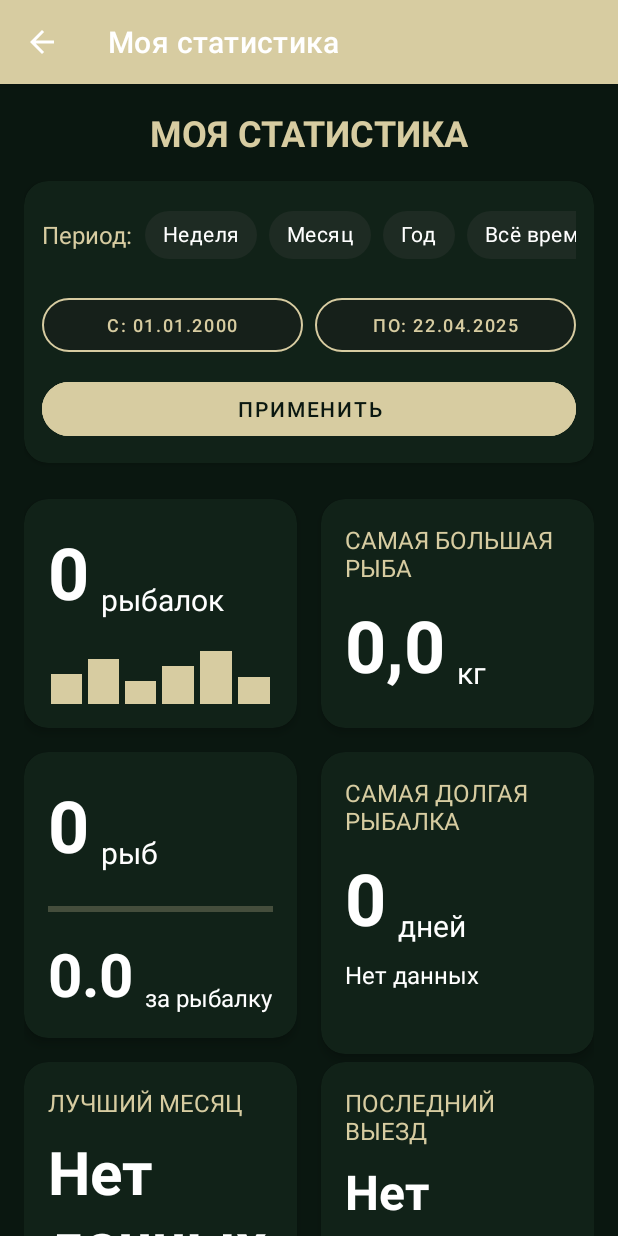
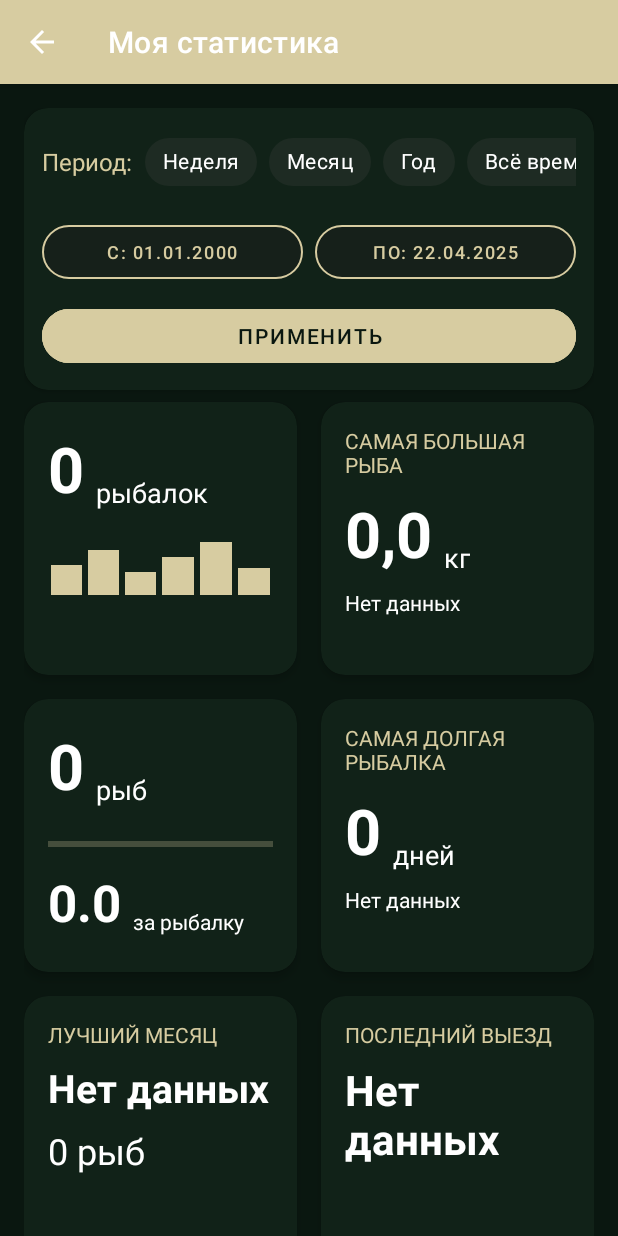
Before and after one commit to VyacheslavQA/Drift_Notes, an Android app built with Jetpack Compose: the screen it shows after launch once a user with an empty profile is signed in (StatsActivity), on a phone screen of 412 x 824 dp. Run offline under Robolectric (Android 15) with nearby library versions, the phone set to English and light mode, and no system bars; our stand-ins replace Firebase (no records; nobody signed in at launch, a user with empty details on screens opened directly); pictures from the network do not load.

Commit message:
статистика в моей статистике готово

```diff
--- a/app/src/main/java/com/example/driftnotes/stats/StatsActivity.kt
+++ b/app/src/main/java/com/example/driftnotes/stats/StatsActivity.kt
@@ -42,6 +42,22 @@ class StatsActivity : AppCompatActivity() {
 
     // Текущий тип фильтра
     private var currentFilterType = "all_time"
+
+    // Карта месяцев в именительном падеже
+    private val monthsInNominative = mapOf(
+        0 to "Январь",
+        1 to "Февраль",
+        2 to "Март",
+        3 to "Апрель",
+        4 to "Май",
+        5 to "Июнь",
+        6 to "Июль",
+        7 to "Август",
+        8 to "Сентябрь",
+        9 to "Октябрь",
+        10 to "Ноябрь",
+        11 to "Декабрь"
+    )
 
     override fun onCreate(savedInstanceState: Bundle?) {
         super.onCreate(savedInstanceState)
@@ -303,6 +319,7 @@ class StatsActivity : AppCompatActivity() {
         try {
             // Блок "Всего рыбалок"
             binding.textViewTotalTripsValue.text = stats.totalFishingTrips.toString()
+            binding.textViewTotalTripsLabel.text = getFishingTripsText(stats.totalFishingTrips)
 
             // Блок "Поймано рыб и среднее"
             binding.textViewTotalFishValue.text = stats.totalFishCaught.toString()
@@ -323,12 +340,12 @@ class StatsActivity : AppCompatActivity() {
             stats.biggestFish?.let { biggestFish ->
                 binding.textViewBiggestFishValue.text = decimalFormat.format(biggestFish.weight)
                 binding.textViewBiggestFishDate.text = formatDate(biggestFish.date)
-                binding.textViewBiggestFishLocation.text = biggestFish.location
+
             } ?: run {
                 // Если нет данных о самой большой рыбе
                 binding.textViewBiggestFishValue.text = "0,0"
                 binding.textViewBiggestFishDate.text = "Нет данных"
-                binding.textViewBiggestFishLocation.text = ""
+
             }
 
             // Блок "Самая долгая рыбалка"
@@ -353,10 +370,8 @@ class StatsActivity : AppCompatActivity() {
 
             // Блок "Лучший месяц"
             stats.bestMonth?.let { bestMonth ->
-                // Получаем название месяца
-                val calendar = Calendar.getInstance()
-                calendar.set(Calendar.MONTH, bestMonth.month - 1) // -1 т.к. месяц начинается с 0
-                val monthName = monthFormat.format(calendar.time).capitalize()
+                // Получаем название месяца в именительном падеже
+                val monthName = getMonthInNominative(bestMonth.month - 1)
 
                 binding.textViewBestMonthValue.text = monthName
                 binding.textViewBestMonthCount.text = "${bestMonth.fishCount} ${getFishText(bestMonth.fishCount)}"
@@ -389,6 +404,13 @@ class StatsActivity : AppCompatActivity() {
     }
 
     /**
+     * Получает месяц в именительном падеже по индексу
+     */
+    private fun getMonthInNominative(monthIndex: Int): String {
+        return monthsInNominative[monthIndex] ?: "Неизвестный месяц"
+    }
+
+    /**
      * Форматирует дату в формате "31 декабря"
      */
     private fun formatDate(date: Date): String {
@@ -414,6 +436,17 @@ class StatsActivity : AppCompatActivity() {
             count % 10 == 1 && count % 100 != 11 -> "рыба"
             count % 10 in 2..4 && (count % 100 < 10 || count % 100 > 20) -> "рыбы"
             else -> "рыб"
+        }
+    }
+
+    /**
+     * Возвращает правильную форму слова "рыбалка" в зависимости от количества
+     */
+    private fun getFishingTripsText(count: Int): String {
+        return when {
+            count % 10 == 1 && count % 100 != 11 -> "рыбалка"
+            count % 10 in 2..4 && (count % 100 < 10 || count % 100 > 20) -> "рыбалки"
+            else -> "рыбалок"
         }
     }
 
@@ -502,17 +535,6 @@ class StatsActivity : AppCompatActivity() {
             .into(imageView)
     }
 
-    /**
-     * Расширение для капитализации первой буквы строки
-     */
-    private fun String.capitalize(): String {
-        return if (this.isNotEmpty()) {
-            this.substring(0, 1).uppercase() + this.substring(1)
-        } else {
-            this
-        }
-    }
-
     override fun onOptionsItemSelected(item: MenuItem): Boolean {
         if (item.itemId == android.R.id.home) {
             // Возвращаемся назад с анимацией
--- a/app/src/main/res/layout/activity_stats.xml
+++ b/app/src/main/res/layout/activity_stats.xml
@@ -12,37 +12,16 @@
         android:layout_height="wrap_content"
         android:padding="16dp">
 
-        <!-- Заголовок с кнопками фильтра -->
-        <LinearLayout
-            android:id="@+id/layoutTitle"
-            android:layout_width="match_parent"
-            android:layout_height="wrap_content"
-            android:orientation="vertical"
-            app:layout_constraintEnd_toEndOf="parent"
-            app:layout_constraintStart_toStartOf="parent"
-            app:layout_constraintTop_toTopOf="parent">
-
-            <TextView
-                android:id="@+id/textViewTitle"
-                android:layout_width="wrap_content"
-                android:layout_height="wrap_content"
-                android:layout_gravity="center_horizontal"
-                android:text="МОЯ СТАТИСТИКА"
-                android:textColor="@color/primary"
-                android:textSize="24sp"
-                android:textStyle="bold"
-                android:layout_marginBottom="8dp" />
-
         <!-- Панель с фильтрами по дате -->
         <androidx.cardview.widget.CardView
             android:id="@+id/cardViewDateFilter"
             android:layout_width="match_parent"
             android:layout_height="wrap_content"
-                android:layout_marginTop="8dp"
             android:layout_marginBottom="16dp"
             app:cardBackgroundColor="@color/surface"
             app:cardCornerRadius="16dp"
-                app:cardElevation="2dp">
+            app:cardElevation="2dp"
+            app:layout_constraintTop_toTopOf="parent">
 
             <LinearLayout
                 android:layout_width="match_parent"
@@ -149,13 +128,12 @@
                     android:textColor="@color/on_primary" />
             </LinearLayout>
         </androidx.cardview.widget.CardView>
-        </LinearLayout>
 
         <!-- Блок "Всего рыбалок" -->
         <androidx.cardview.widget.CardView
             android:id="@+id/cardTotalTrips"
             android:layout_width="0dp"
-            android:layout_height="wrap_content"
+            android:layout_height="0dp"
             android:layout_marginTop="8dp"
             android:layout_marginEnd="8dp"
             app:cardBackgroundColor="@color/surface"
@@ -163,7 +141,8 @@
             app:cardElevation="4dp"
             app:layout_constraintEnd_toStartOf="@+id/guideline"
             app:layout_constraintStart_toStartOf="parent"
-            app:layout_constraintTop_toBottomOf="@+id/layoutTitle">
+            app:layout_constraintTop_toBottomOf="@+id/cardViewDateFilter"
+            app:layout_constraintDimensionRatio="1:1">
 
             <androidx.constraintlayout.widget.ConstraintLayout
                 android:layout_width="match_parent"
@@ -174,13 +153,12 @@
                     android:id="@+id/textViewTotalTripsValue"
                     android:layout_width="wrap_content"
                     android:layout_height="wrap_content"
-                    android:text="35"
+                    android:text="4"
                     android:textColor="@color/white"
-                    android:textSize="48sp"
+                    android:textSize="42sp"
                     android:textStyle="bold"
                     app:layout_constraintStart_toStartOf="parent"
-                    app:layout_constraintTop_toTopOf="parent"
-                    tools:text="35" />
+                    app:layout_constraintTop_toTopOf="parent" />
 
                 <TextView
                     android:id="@+id/textViewTotalTripsLabel"
@@ -189,7 +167,7 @@
                     android:layout_marginStart="8dp"
                     android:text="рыбалок"
                     android:textColor="@color/white"
-                    android:textSize="20sp"
+                    android:textSize="18sp"
                     app:layout_constraintBottom_toBottomOf="@+id/textViewTotalTripsValue"
                     app:layout_constraintStart_toEndOf="@+id/textViewTotalTripsValue" />
 
@@ -273,7 +251,7 @@
                     android:layout_height="wrap_content"
                     android:text="САМАЯ БОЛЬШАЯ РЫБА"
                     android:textColor="@color/primary"
-                    android:textSize="16sp"
+                    android:textSize="14sp"
                     app:layout_constraintStart_toStartOf="parent"
                     app:layout_constraintTop_toTopOf="parent" />
 
@@ -282,13 +260,12 @@
                     android:layout_width="wrap_content"
                     android:layout_height="wrap_content"
                     android:layout_marginTop="8dp"
-                    android:text="12,0"
+                    android:text="7,6"
                     android:textColor="@color/white"
-                    android:textSize="48sp"
+                    android:textSize="42sp"
                     android:textStyle="bold"
                     app:layout_constraintStart_toStartOf="parent"
-                    app:layout_constraintTop_toBottomOf="@+id/textViewBiggestFishTitle"
-                    tools:text="12,0" />
+                    app:layout_constraintTop_toBottomOf="@+id/textViewBiggestFishTitle" />
 
                 <TextView
                     android:id="@+id/textViewBiggestFishWeight"
@@ -297,7 +274,7 @@
                     android:layout_marginStart="8dp"
                     android:text="кг"
                     android:textColor="@color/white"
-                    android:textSize="20sp"
+                    android:textSize="18sp"
                     app:layout_constraintBottom_toBottomOf="@+id/textViewBiggestFishValue"
                     app:layout_constraintStart_toEndOf="@+id/textViewBiggestFishValue" />
 
@@ -308,22 +285,10 @@
                     android:layout_marginTop="8dp"
                     android:text="22 июня"
                     android:textColor="@color/white"
-                    android:textSize="16sp"
+                    android:textSize="14sp"
                     app:layout_constraintStart_toStartOf="parent"
-                    app:layout_constraintTop_toBottomOf="@+id/textViewBiggestFishValue"
-                    tools:text="22 июня" />
+                    app:layout_constraintTop_toBottomOf="@+id/textViewBiggestFishValue" />
 
-                <TextView
-                    android:id="@+id/textViewBiggestFishLocation"
-                    android:layout_width="wrap_content"
-                    android:layout_height="wrap_content"
-                    android:layout_marginTop="4dp"
-                    android:text="оз. Балхаш"
-                    android:textColor="@color/white"
-                    android:textSize="16sp"
-                    app:layout_constraintStart_toStartOf="parent"
-                    app:layout_constraintTop_toBottomOf="@+id/textViewBiggestFishDate"
-                    tools:text="оз. Балхаш" />
             </androidx.constraintlayout.widget.ConstraintLayout>
         </androidx.cardview.widget.CardView>
 
@@ -331,7 +296,7 @@
         <androidx.cardview.widget.CardView
             android:id="@+id/cardFishCount"
             android:layout_width="0dp"
-            android:layout_height="wrap_content"
+            android:layout_height="0dp"
             android:layout_marginTop="16dp"
             android:layout_marginEnd="8dp"
             app:cardBackgroundColor="@color/surface"
@@ -339,7 +304,8 @@
             app:cardElevation="4dp"
             app:layout_constraintEnd_toStartOf="@+id/guideline"
             app:layout_constraintStart_toStartOf="parent"
-            app:layout_constraintTop_toBottomOf="@+id/cardTotalTrips">
+            app:layout_constraintTop_toBottomOf="@+id/cardTotalTrips"
+            app:layout_constraintDimensionRatio="1:1">
 
             <androidx.constraintlayout.widget.ConstraintLayout
                 android:layout_width="match_parent"
@@ -350,13 +316,12 @@
                     android:id="@+id/textViewTotalFishValue"
                     android:layout_width="wrap_content"
                     android:layout_height="wrap_content"
-                    android:text="36"
+                    android:text="5"
                     android:textColor="@color/white"
-                    android:textSize="48sp"
+                    android:textSize="42sp"
                     android:textStyle="bold"
                     app:layout_constraintStart_toStartOf="parent"
-                    app:layout_constraintTop_toTopOf="parent"
-                    tools:text="36" />
+                    app:layout_constraintTop_toTopOf="parent" />
 
                 <TextView
                     android:id="@+id/textViewTotalFishLabel"
@@ -365,7 +330,7 @@
                     android:layout_marginStart="8dp"
                     android:text="рыб"
                     android:textColor="@color/white"
-                    android:textSize="20sp"
+                    android:textSize="18sp"
                     app:layout_constraintBottom_toBottomOf="@+id/textViewTotalFishValue"
                     app:layout_constraintStart_toEndOf="@+id/textViewTotalFishValue" />
 
@@ -385,13 +350,12 @@
                     android:layout_width="wrap_content"
                     android:layout_height="wrap_content"
                     android:layout_marginTop="8dp"
-                    android:text="1,0"
+                    android:text="1,2"
                     android:textColor="@color/white"
-                    android:textSize="40sp"
+                    android:textSize="34sp"
                     android:textStyle="bold"
                     app:layout_constraintStart_toStartOf="parent"
-                    app:layout_constraintTop_toBottomOf="@+id/progressBarFish"
-                    tools:text="1,0" />
+                    app:layout_constraintTop_toBottomOf="@+id/progressBarFish" />
 
                 <TextView
                     android:id="@+id/textViewAverageFishLabel"
@@ -400,7 +364,7 @@
                     android:layout_marginStart="8dp"
                     android:text="за рыбалку"
                     android:textColor="@color/white"
-                    android:textSize="16sp"
+                    android:textSize="14sp"
                     app:layout_constraintBottom_toBottomOf="@+id/textViewAverageFishValue"
                     app:layout_constraintStart_toEndOf="@+id/textViewAverageFishValue" />
             </androidx.constraintlayout.widget.ConstraintLayout>
@@ -410,11 +374,12 @@
         <androidx.cardview.widget.CardView
             android:id="@+id/cardLongestTrip"
             android:layout_width="0dp"
-            android:layout_height="wrap_content"
+            android:layout_height="0dp"
             android:layout_marginStart="8dp"
             app:cardBackgroundColor="@color/surface"
             app:cardCornerRadius="16dp"
             app:cardElevation="4dp"
+            app:layout_constraintBottom_toBottomOf="@+id/cardFishCount"
             app:layout_constraintEnd_toEndOf="parent"
             app:layout_constraintStart_toStartOf="@+id/guideline"
             app:layout_constraintTop_toTopOf="@+id/cardFishCount">
@@ -430,7 +395,7 @@
                     android:layout_height="wrap_content"
                     android:text="САМАЯ ДОЛГАЯ РЫБАЛКА"
                     android:textColor="@color/primary"
-                    android:textSize="16sp"
+                    android:textSize="14sp"
                     app:layout_constraintStart_toStartOf="parent"
                     app:layout_constraintTop_toTopOf="parent" />
 
@@ -441,11 +406,10 @@
                     android:layout_marginTop="8dp"
                     android:text="0"
                     android:textColor="@color/white"
-                    android:textSize="48sp"
+                    android:textSize="42sp"
                     android:textStyle="bold"
                     app:layout_constraintStart_toStartOf="parent"
-                    app:layout_constraintTop_toBottomOf="@+id/textViewLongestTripTitle"
-                    tools:text="0" />
+                    app:layout_constraintTop_toBottomOf="@+id/textViewLongestTripTitle" />
 
                 <TextView
                     android:id="@+id/textViewLongestTripDays"
@@ -454,7 +418,7 @@
                     android:layout_marginStart="8dp"
                     android:text="дней"
                     android:textColor="@color/white"
-                    android:textSize="20sp"
+                    android:textSize="18sp"
                     app:layout_constraintBottom_toBottomOf="@+id/textViewLongestTripValue"
                     app:layout_constraintStart_toEndOf="@+id/textViewLongestTripValue" />
 
@@ -465,10 +429,9 @@
                     android:layout_marginTop="8dp"
                     android:text="Нет данных"
                     android:textColor="@color/white"
-                    android:textSize="16sp"
+                    android:textSize="14sp"
                     app:layout_constraintStart_toStartOf="parent"
-                    app:layout_constraintTop_toBottomOf="@+id/textViewLongestTripValue"
-                    tools:text="Нет данных" />
+                    app:layout_constraintTop_toBottomOf="@+id/textViewLongestTripValue" />
 
                 <TextView
                     android:id="@+id/textViewLongestTripLocation"
@@ -477,7 +440,7 @@
                     android:layout_marginTop="4dp"
                     android:text=""
                     android:textColor="@color/white"
-                    android:textSize="16sp"
+                    android:textSize="14sp"
                     app:layout_constraintStart_toStartOf="parent"
                     app:layout_constraintTop_toBottomOf="@+id/textViewLongestTripDate" />
             </androidx.constraintlayout.widget.ConstraintLayout>
@@ -487,7 +450,7 @@
         <androidx.cardview.widget.CardView
             android:id="@+id/cardBestMonth"
             android:layout_width="0dp"
-            android:layout_height="wrap_content"
+            android:layout_height="0dp"
             android:layout_marginTop="16dp"
             android:layout_marginEnd="8dp"
             app:cardBackgroundColor="@color/surface"
@@ -495,7 +458,8 @@
             app:cardElevation="4dp"
             app:layout_constraintEnd_toStartOf="@+id/guideline"
             app:layout_constraintStart_toStartOf="parent"
-            app:layout_constraintTop_toBottomOf="@+id/cardFishCount">
+            app:layout_constraintTop_toBottomOf="@+id/cardFishCount"
+            app:layout_constraintDimensionRatio="1:1">
 
             <androidx.constraintlayout.widget.ConstraintLayout
                 android:layout_width="match_parent"
@@ -508,7 +472,7 @@
                     android:layout_height="wrap_content"
                     android:text="ЛУЧШИЙ МЕСЯЦ"
                     android:textColor="@color/primary"
-                    android:textSize="16sp"
+                    android:textSize="14sp"
                     app:layout_constraintStart_toStartOf="parent"
                     app:layout_constraintTop_toTopOf="parent" />
 
@@ -519,23 +483,21 @@
                     android:layout_marginTop="8dp"
                     android:text="Апрель"
                     android:textColor="@color/white"
-                    android:textSize="40sp"
+                    android:textSize="26sp"
                     android:textStyle="bold"
                     app:layout_constraintStart_toStartOf="parent"
-                    app:layout_constraintTop_toBottomOf="@+id/textViewBestMonthTitle"
-                    tools:text="Апрель" />
+                    app:layout_constraintTop_toBottomOf="@+id/textViewBestMonthTitle" />
 
                 <TextView
                     android:id="@+id/textViewBestMonthCount"
                     android:layout_width="wrap_content"
                     android:layout_height="wrap_content"
                     android:layout_marginTop="8dp"
-                    android:text="36 рыб"
+                    android:text="5 рыб"
                     android:textColor="@color/white"
-                    android:textSize="16sp"
+                    android:textSize="24sp"
                     app:layout_constraintStart_toStartOf="parent"
-                    app:layout_constraintTop_toBottomOf="@+id/textViewBestMonthValue"
-                    tools:text="36 рыб" />
+                    app:layout_constraintTop_toBottomOf="@+id/textViewBestMonthValue" />
             </androidx.constraintlayout.widget.ConstraintLayout>
         </androidx.cardview.widget.CardView>
 
@@ -564,7 +526,7 @@
                     android:layout_height="wrap_content"
                     android:text="ПОСЛЕДНИЙ ВЫЕЗД"
                     android:textColor="@color/primary"
-                    android:textSize="16sp"
+                    android:textSize="14sp"
                     app:layout_constraintStart_toStartOf="parent"
                     app:layout_constraintTop_toTopOf="parent" />
 
@@ -573,13 +535,12 @@
                     android:layout_width="wrap_content"
                     android:layout_height="wrap_content"
                     android:layout_marginTop="8dp"
-                    android:text="Река33"
+                    android:text="Река тест"
                     android:textColor="@color/white"
-                    android:textSize="32sp"
+                    android:textSize="28sp"
                     android:textStyle="bold"
                     app:layout_constraintStart_toStartOf="parent"
-                    app:layout_constraintTop_toBottomOf="@+id/textViewLastTripTitle"
-                    tools:text="Река33" />
+                    app:layout_constraintTop_toBottomOf="@+id/textViewLastTripTitle" />
 
                 <TextView
                     android:id="@+id/textViewLastTripDate"
@@ -588,10 +549,9 @@
                     android:layout_marginTop="8dp"
                     android:text="22 апреля"
                     android:textColor="@color/white"
-                    android:textSize="16sp"
+                    android:textSize="14sp"
                     app:layout_constraintStart_toStartOf="parent"
-                    app:layout_constraintTop_toBottomOf="@+id/textViewLastTripLocation"
-                    tools:text="22 апреля" />
+                    app:layout_constraintTop_toBottomOf="@+id/textViewLastTripLocation" />
             </androidx.constraintlayout.widget.ConstraintLayout>
         </androidx.cardview.widget.CardView>
 
@@ -603,7 +563,7 @@
             android:layout_marginTop="24dp"
             android:text="ПОСЛЕДНИЕ ТРОФЕИ"
             android:textColor="@color/primary"
-            android:textSize="16sp"
+            android:textSize="14sp"
             app:layout_constraintStart_toStartOf="parent"
             app:layout_constraintTop_toBottomOf="@+id/cardBestMonth" />
 
@@ -642,8 +602,7 @@
                             app:layout_constraintBottom_toBottomOf="parent"
                             app:layout_constraintEnd_toEndOf="parent"
                             app:layout_constraintStart_toStartOf="parent"
-                            app:layout_constraintTop_toTopOf="parent"
-                            tools:src="@tools:sample/backgrounds/scenic" />
+                            app:layout_constraintTop_toTopOf="parent" />
 
                         <TextView
                             android:id="@+id/textTrophy1Date"
@@ -656,8 +615,7 @@
                             android:textColor="@color/white"
                             android:textSize="12sp"
                             app:layout_constraintBottom_toBottomOf="parent"
-                            app:layout_constraintStart_toStartOf="parent"
-                            tools:text="1 сент." />
+                            app:layout_constraintStart_toStartOf="parent" />
                     </androidx.constraintlayout.widget.ConstraintLayout>
                 </androidx.cardview.widget.CardView>
 
@@ -683,8 +641,7 @@
                             app:layout_constraintBottom_toBottomOf="parent"
                             app:layout_constraintEnd_toEndOf="parent"
                             app:layout_constraintStart_toStartOf="parent"
-                            app:layout_constraintTop_toTopOf="parent"
-                            tools:src="@tools:sample/backgrounds/scenic" />
+                            app:layout_constraintTop_toTopOf="parent" />
 
                         <TextView
                             android:id="@+id/textTrophy2Date"
@@ -697,8 +654,7 @@
                             android:textColor="@color/white"
                             android:textSize="12sp"
                             app:layout_constraintBottom_toBottomOf="parent"
-                            app:layout_constraintStart_toStartOf="parent"
-                            tools:text="24 авг." />
+                            app:layout_constraintStart_toStartOf="parent" />
                     </androidx.constraintlayout.widget.ConstraintLayout>
                 </androidx.cardview.widget.CardView>
 
@@ -723,8 +679,7 @@
                             app:layout_constraintBottom_toBottomOf="parent"
                             app:layout_constraintEnd_toEndOf="parent"
                             app:layout_constraintStart_toStartOf="parent"
-                            app:layout_constraintTop_toTopOf="parent"
-                            tools:src="@tools:sample/backgrounds/scenic" />
+                            app:layout_constraintTop_toTopOf="parent" />
 
                         <TextView
                             android:id="@+id/textTrophy3Date"
@@ -737,8 +692,7 @@
                             android:textColor="@color/white"
                             android:textSize="12sp"
                             app:layout_constraintBottom_toBottomOf="parent"
-                            app:layout_constraintStart_toStartOf="parent"
-                            tools:text="8 авг." />
+                            app:layout_constraintStart_toStartOf="parent" />
                     </androidx.constraintlayout.widget.ConstraintLayout>
                 </androidx.cardview.widget.CardView>
             </LinearLayout>
```
Also changed, not shown: app/src/main/java/com/example/driftnotes/utils/RussianDateFormatter.kt (added, +137 -0 lines). Lines whose indentation alone changed are shown as unchanged.
